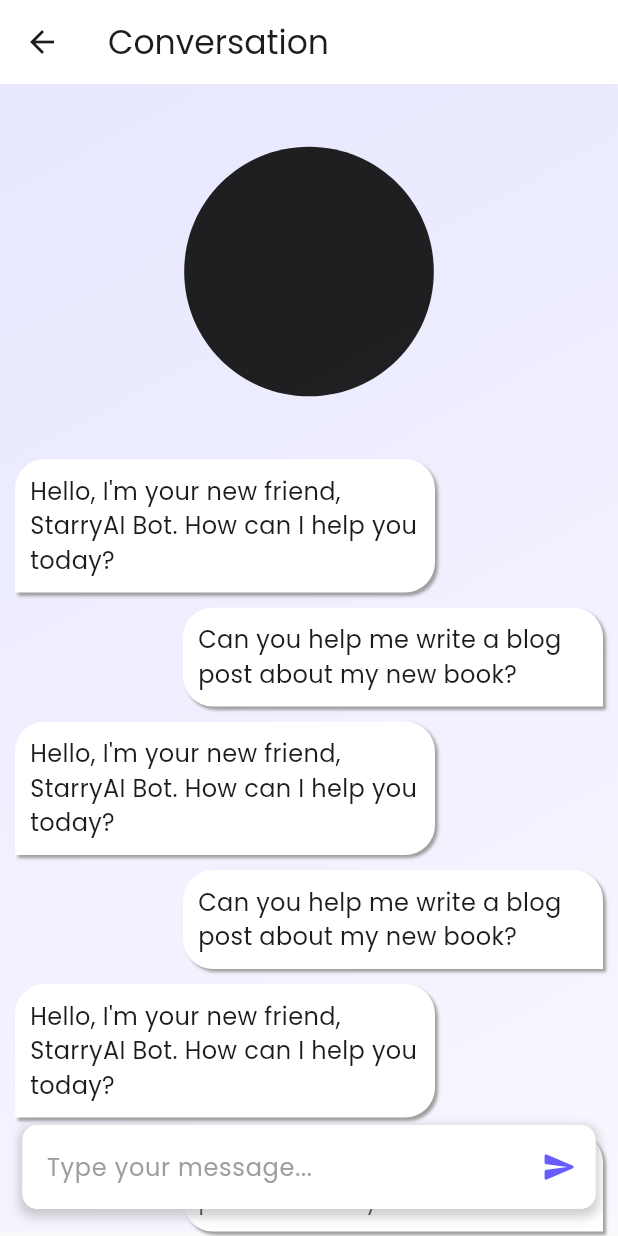
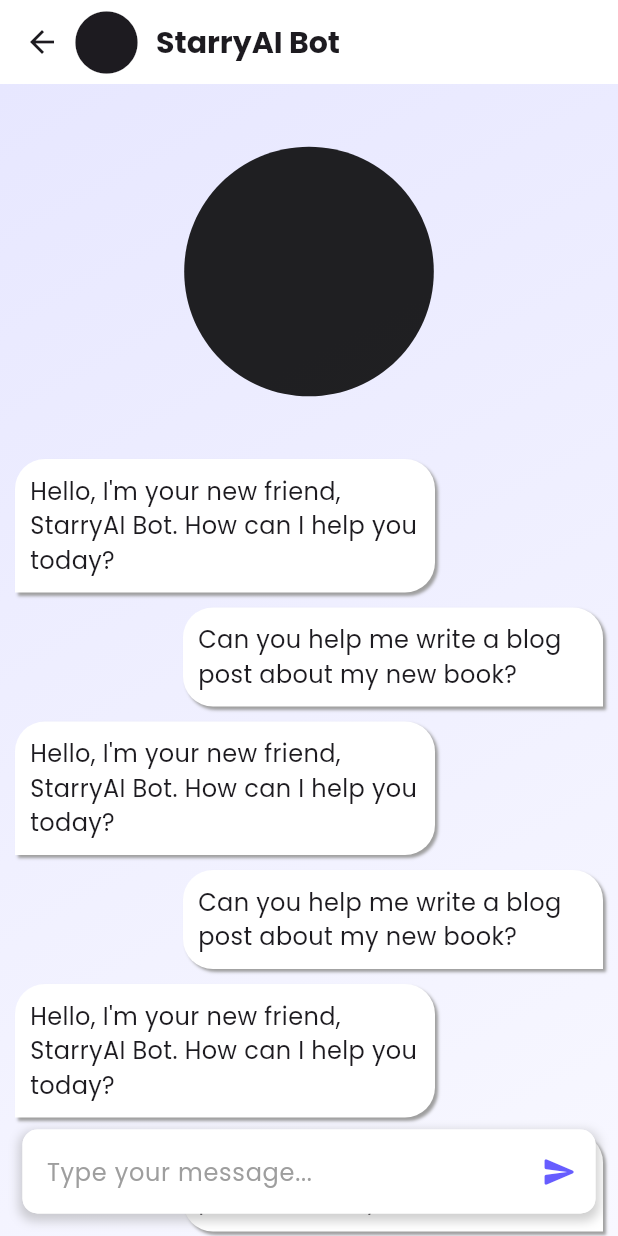
Before and after one commit to TrinhLongVu/OmniChat, a Flutter app: the ConversationScreen screen opened by its route, on a phone screen of 412 x 824 dp. Run offline on Flutter 3.47's test engine with Material 3 defaults, Android fonts, the phone set to English and light mode, and no system bars; our stand-ins replace flutter_svg, go_router, google_fonts.

Commit message:
chore-ui: fix the conversation screen

```diff
--- a/lib/screens/main/chat/conversation/scr.dart
+++ b/lib/screens/main/chat/conversation/scr.dart
@@ -10,7 +10,19 @@ class ConversationScreen extends StatelessWidget {
   Widget build(BuildContext context) {
     return Scaffold(
       appBar: AppBar(
-        title: const Text("Conversation"),
+        titleSpacing: -10,
+        title: Row(
+          children: [
+            Icon(Icons.circle, size: 50),
+            Padding(
+              padding: const EdgeInsets.only(left: 8),
+              child: Text(
+                "StarryAI Bot",
+                style: TextStyle(fontWeight: FontWeight.bold, fontSize: 20),
+              ),
+            ),
+          ],
+        ),
         backgroundColor: Colors.white,
       ),
       body: Container(
@@ -33,27 +45,11 @@ class ConversationScreen extends StatelessWidget {
                   ),
                   Column(
                     spacing: 10,
+                    children: List.generate(
+                      6,
+                      (index) => Column(
+                        spacing: 10,
                         children: [
-                      ConvoBox(
-                        message:
-                            "Hello, I'm your new friend, StarryAI Bot. How can I help you today?",
-                        isBot: true,
-                      ),
-                      ConvoBox(
-                        message:
-                            "Can you help me write a blog post about my new book?",
-                        isBot: false,
-                      ),
-                      ConvoBox(
-                        message:
-                            "Hello, I'm your new friend, StarryAI Bot. How can I help you today?",
-                        isBot: true,
-                      ),
-                      ConvoBox(
-                        message:
-                            "Can you help me write a blog post about my new book?",
-                        isBot: false,
-                      ),
                           ConvoBox(
                             message:
                                 "Hello, I'm your new friend, StarryAI Bot. How can I help you today?",
@@ -66,6 +62,8 @@ class ConversationScreen extends StatelessWidget {
                           ),
                         ],
                       ),
+                    ),
+                  ),
                 ],
               ),
             ),
@@ -75,16 +73,14 @@ class ConversationScreen extends StatelessWidget {
               bottom: 15,
               child: Container(
                 decoration: BoxDecoration(
-                  color: Colors.white, // Background color
-                  borderRadius: BorderRadius.circular(10), // Rounded corners
+                  color: Colors.white,
+                  borderRadius: BorderRadius.circular(10),
                   boxShadow: [
                     BoxShadow(
-                      color: Colors.grey.withValues(
-                        alpha: .5,
-                      ), // Shadow color with opacity
-                      spreadRadius: 2, // How much the shadow spreads
-                      blurRadius: 5, // Softness of the shadow
-                      offset: Offset(0, 3), // Position of shadow (x, y)
+                      color: Colors.grey.withValues(alpha: .5),
+                      spreadRadius: 2,
+                      blurRadius: 5,
+                      offset: Offset(0, 3),
                     ),
                   ],
                 ),
@@ -92,8 +88,7 @@ class ConversationScreen extends StatelessWidget {
                   controller: msgCtrlr,
                   decoration: InputDecoration(
                     filled: true,
-                    fillColor:
-                        Colors.white, // Ensure it matches the Container's color
+                    fillColor: Colors.white,
                     hintText: "Type your message...",
                     hintStyle: TextStyle(color: Colors.grey),
                     suffixIcon: IconButton(
```
Lines whose indentation alone changed are shown as unchanged.
